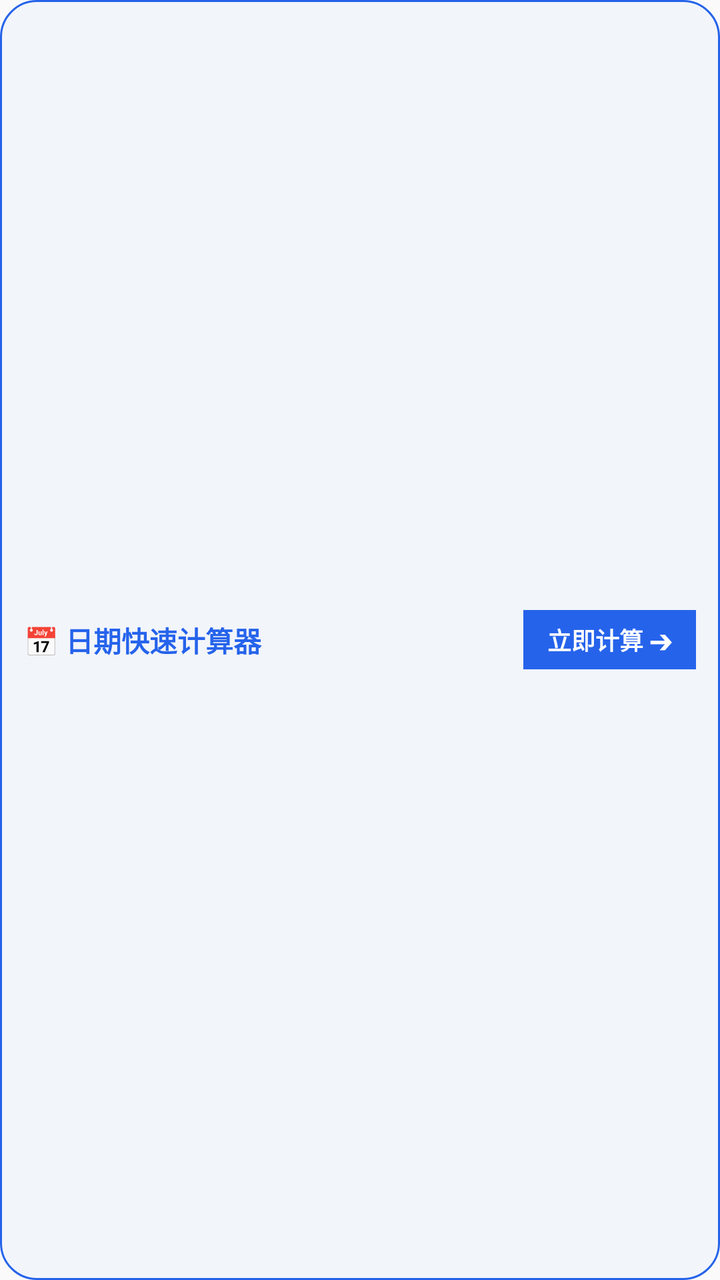
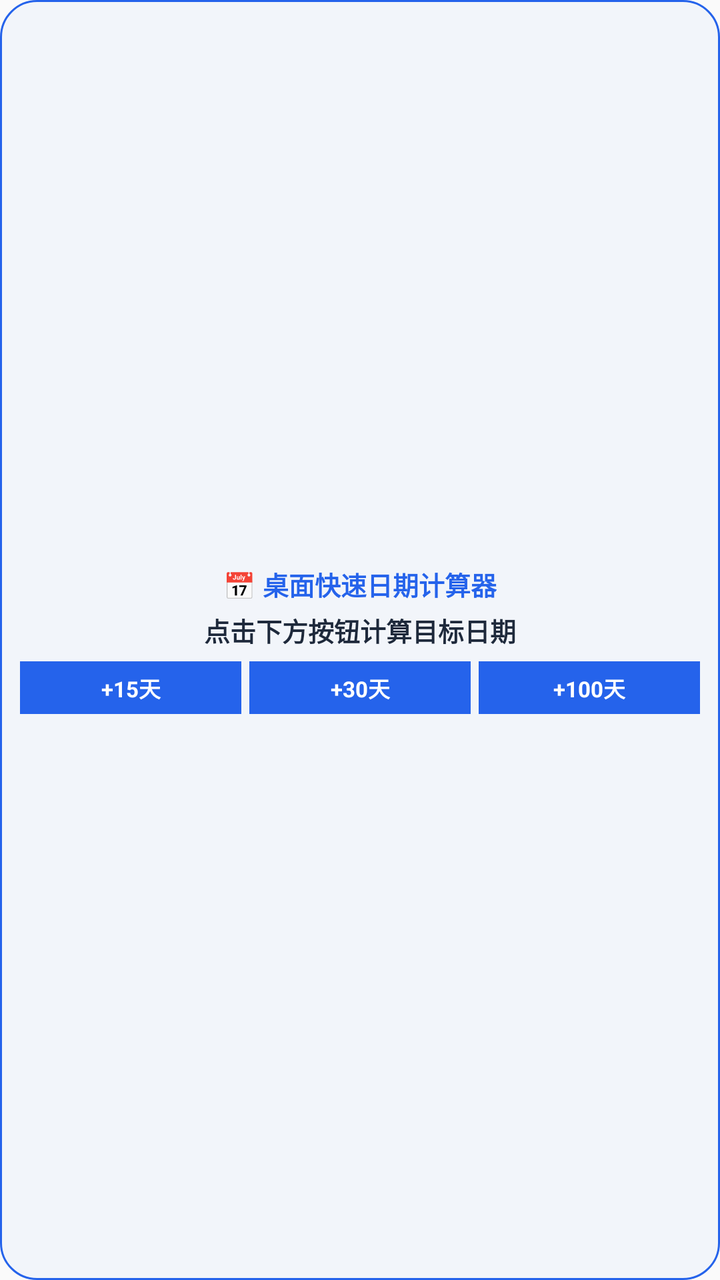

An Android layout rendered at two revisions. The XML below is the earlier revision; the diff shows what the commit changed to produce the second picture.
<!-- AndroidManifest.xml: application theme Theme.DateCalculator -->
<!-- res/layout/widget_quick_calc.xml -->
<?xml version="1.0" encoding="utf-8"?>
<LinearLayout xmlns:android="http://schemas.android.com/apk/res/android"
    android:layout_width="match_parent"
    android:layout_height="match_parent"
    android:orientation="horizontal"
    android:background="@drawable/widget_bg_rounded"
    android:padding="12dp"
    android:gravity="center_vertical">

    <TextView
        android:id="@+id/widget_calc_title"
        android:layout_width="0dp"
        android:layout_height="wrap_content"
        android:layout_weight="1"
        android:text="📅 日期快速计算器"
        android:textSize="14sp"
        android:textStyle="bold"
        android:textColor="#2563EB" />

    <TextView
        android:id="@+id/widget_calc_btn"
        android:layout_width="wrap_content"
        android:layout_height="wrap_content"
        android:text="立即计算 ➔"
        android:textSize="12sp"
        android:textStyle="bold"
        android:textColor="#FFFFFF"
        android:background="#2563EB"
        android:paddingHorizontal="12dp"
        android:paddingVertical="6dp" />
</LinearLayout>
<!-- resources referenced by this layout -->
<resources>
  <!-- drawable widget_bg_rounded (drawable) -->
  <?xml version="1.0" encoding="utf-8"?>
  <shape xmlns:android="http://schemas.android.com/apk/res/android">
      <solid android:color="#F2F5FA" />
      <corners android:radius="18dp" />
      <stroke android:width="1dp" android:color="#2563EB" />
  </shape>
  <style name="Theme.DateCalculator" parent="android:Theme.Material.Light.NoActionBar" />
</resources>

<!-- the commit's change to res/layout/widget_quick_calc.xml (unified diff, before → after) -->
@@ -2,30 +2,76 @@
 <LinearLayout xmlns:android="http://schemas.android.com/apk/res/android"
     android:layout_width="match_parent"
     android:layout_height="match_parent"
-    android:orientation="horizontal"
+    android:orientation="vertical"
     android:background="@drawable/widget_bg_rounded"
-    android:padding="12dp"
-    android:gravity="center_vertical">
+    android:padding="10dp"
+    android:gravity="center">
 
     <TextView
         android:id="@+id/widget_calc_title"
-        android:layout_width="0dp"
+        android:layout_width="wrap_content"
         android:layout_height="wrap_content"
-        android:layout_weight="1"
-        android:text="📅 日期快速计算器"
-        android:textSize="14sp"
+        android:text="📅 桌面快速日期计算器"
+        android:textSize="13sp"
         android:textStyle="bold"
         android:textColor="#2563EB" />
 
     <TextView
-        android:id="@+id/widget_calc_btn"
+        android:id="@+id/widget_calc_result"
         android:layout_width="wrap_content"
         android:layout_height="wrap_content"
-        android:text="立即计算 ➔"
-        android:textSize="12sp"
+        android:text="点击下方按钮计算目标日期"
+        android:textSize="13sp"
         android:textStyle="bold"
-        android:textColor="#FFFFFF"
-        android:background="#2563EB"
-        android:paddingHorizontal="12dp"
-        android:paddingVertical="6dp" />
+        android:textColor="#1E293B"
+        android:layout_marginTop="4dp" />
+
+    <LinearLayout
+        android:layout_width="match_parent"
+        android:layout_height="wrap_content"
+        android:orientation="horizontal"
+        android:gravity="center"
+        android:layout_marginTop="6dp">
+
+        <TextView
+            android:id="@+id/btn_calc_15"
+            android:layout_width="0dp"
+            android:layout_height="wrap_content"
+            android:layout_weight="1"
+            android:text="+15天"
+            android:textSize="11sp"
+            android:textStyle="bold"
+            android:textColor="#FFFFFF"
+            android:background="#2563EB"
+            android:gravity="center"
+            android:paddingVertical="5dp"
+            android:layout_marginEnd="4dp" />
+
+        <TextView
+            android:id="@+id/btn_calc_30"
+            android:layout_width="0dp"
+            android:layout_height="wrap_content"
+            android:layout_weight="1"
+            android:text="+30天"
+            android:textSize="11sp"
+            android:textStyle="bold"
+            android:textColor="#FFFFFF"
+            android:background="#2563EB"
+            android:gravity="center"
+            android:paddingVertical="5dp"
+            android:layout_marginEnd="4dp" />
+
+        <TextView
+            android:id="@+id/btn_calc_100"
+            android:layout_width="0dp"
+            android:layout_height="wrap_content"
+            android:layout_weight="1"
+            android:text="+100天"
+            android:textSize="11sp"
+            android:textStyle="bold"
+            android:textColor="#FFFFFF"
+            android:background="#2563EB"
+            android:gravity="center"
+            android:paddingVertical="5dp" />
+    </LinearLayout>
 </LinearLayout>
